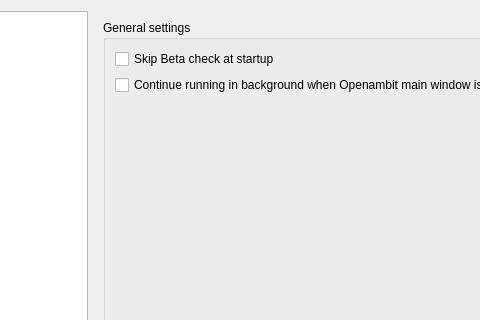
Qt form src/openambit/settingsdialog.ui (YannChemin/openambit2) before a commit; both pictures show x 103 to 583 and y 0 to 320 of the 734 by 438 pixel window.
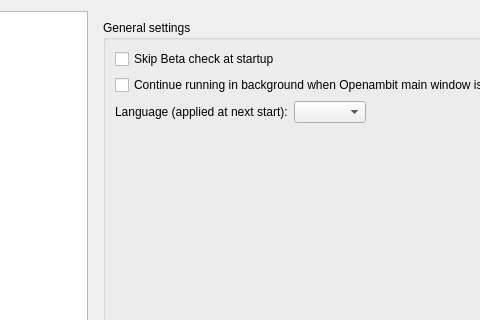
The same form after that commit. The open tabs and pages were chosen to show the change. Icons and pictures are not drawn.

Patch:
```diff
--- a/src/openambit/settingsdialog.ui
+++ b/src/openambit/settingsdialog.ui
@@ -122,6 +122,20 @@
                 </property>
                </widget>
               </item>
+              <item row="2" column="0">
+               <layout class="QHBoxLayout" name="hLayoutLanguage">
+                <item>
+                 <widget class="QLabel" name="labelLanguage">
+                  <property name="text">
+                   <string>Language (applied at next start):</string>
+                  </property>
+                 </widget>
+                </item>
+                <item>
+                 <widget class="QComboBox" name="comboBoxLanguage"/>
+                </item>
+               </layout>
+              </item>
              </layout>
             </widget>
            </item>
```
